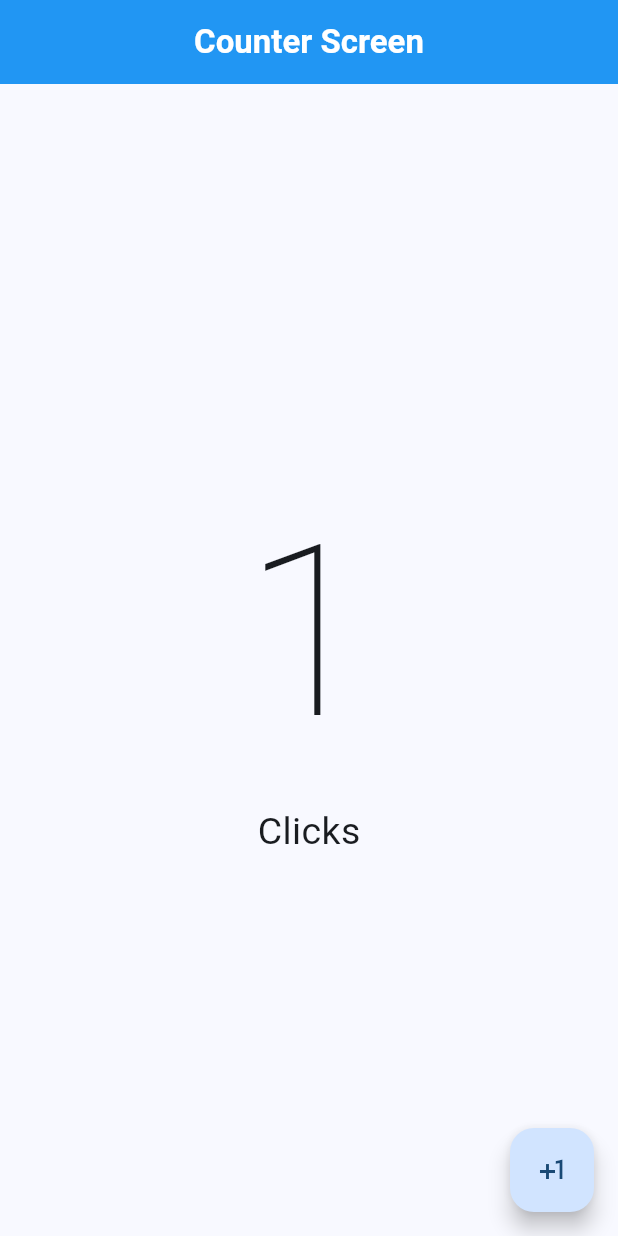
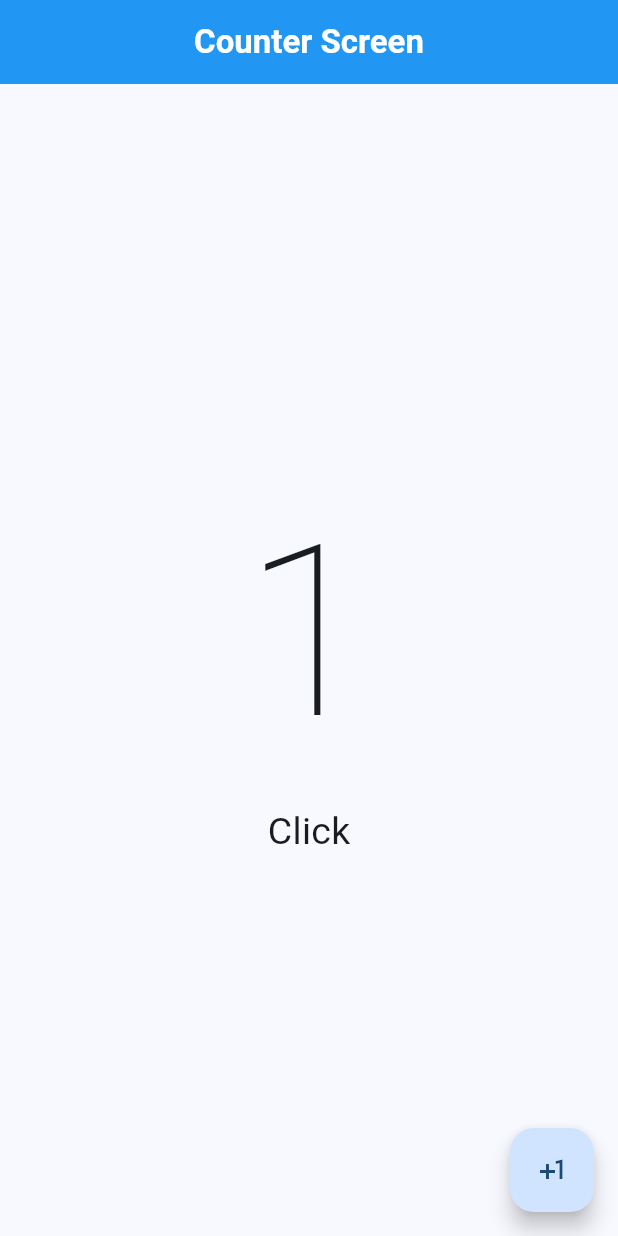
Before and after one commit to fernandoiosono/hello_world_flutter, a Flutter app: the screen it shows after launch, after a tap on the "plus one" icon, on a phone screen of 412 x 824 dp. Run offline on Flutter 3.47's test engine with Material 3 defaults, Android fonts, the phone set to English and light mode, and no system bars.

Commit message:
Dynamic Click(s) Description Added

```diff
--- a/lib/presentation/screens/counter/counter_screen.dart
+++ b/lib/presentation/screens/counter/counter_screen.dart
@@ -28,7 +28,7 @@ class _CounterScreenState extends State<CounterScreen> {
               fontSize: 160,
               fontWeight: FontWeight.w100
             ),),
-            const Text('Clicks', style: TextStyle(
+            Text('Click${ clickCounter == 1 ? '' : 's'}', style: TextStyle(
               fontSize: 25
             ),)
           ],
@@ -37,6 +37,7 @@ class _CounterScreenState extends State<CounterScreen> {
       floatingActionButton: FloatingActionButton(
         onPressed: () {
           clickCounter ++;
+
           setState((){});
         },
         child: const Icon(Icons.plus_one)
```
